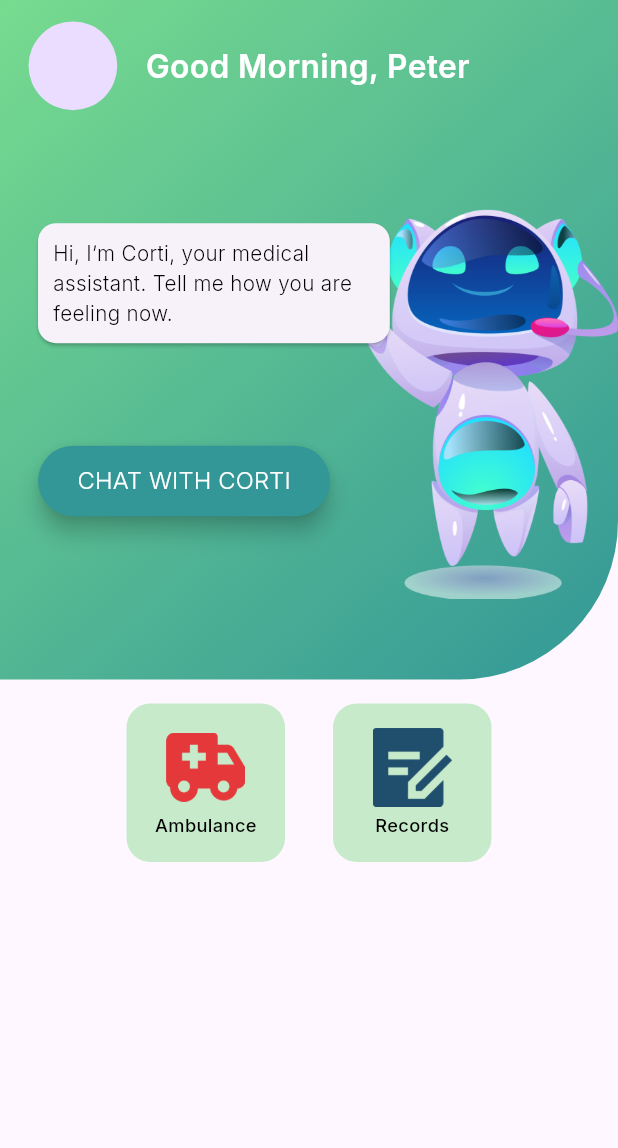
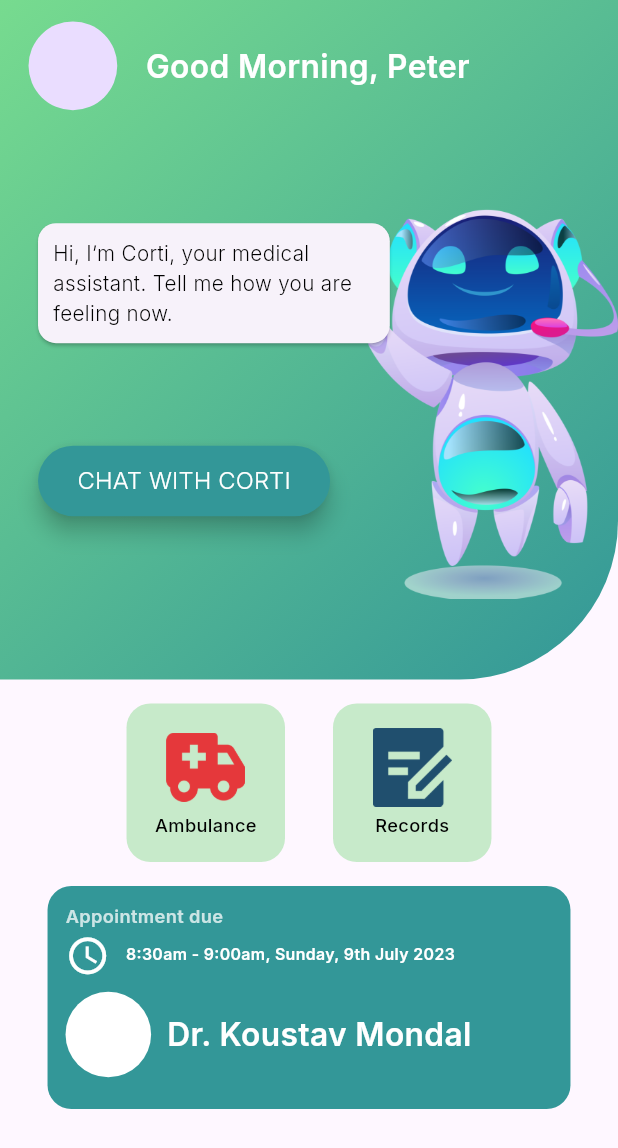
Before and after one commit to TheNestDevs/H4B, a Flutter app: the screen it shows after launch, on a phone screen of 412 x 824 dp. Shown: the top 1148 px of the screen. Run offline on Flutter 3.47's test engine with Material 2 defaults, Android fonts, the light colour scheme and no system bars; our stand-ins replace flutter_riverpod, flutter_screenutil, go_router, google_fonts.

Commit message:
Implemented current appointment tab UI

```diff
--- a/apps/mobile/lib/src/feature/dashboard/presentation/dashboard_screen.dart
+++ b/apps/mobile/lib/src/feature/dashboard/presentation/dashboard_screen.dart
@@ -1,5 +1,8 @@
 import 'package:flutter/material.dart';
 import 'package:flutter_riverpod/flutter_riverpod.dart';
+import 'package:flutter_screenutil/flutter_screenutil.dart';
+import 'package:google_fonts/google_fonts.dart';
+import 'package:mobile/src/app/theme/theme.dart';
 
 import 'widgets/dashboard_header.dart';
 import 'widgets/dashboard_tile.dart';
@@ -9,11 +12,11 @@ class DashboardScreen extends ConsumerWidget {
 
   @override
   Widget build(BuildContext context, WidgetRef ref) {
-    return const Scaffold(
+    return Scaffold(
       body: Column(
         children: [
-          DashboardHeader(),
-          Center(
+          const DashboardHeader(),
+          const Center(
             child: Row(
               mainAxisAlignment: MainAxisAlignment.center,
               children: [
@@ -28,6 +31,63 @@ class DashboardScreen extends ConsumerWidget {
               ],
             ),
           ),
+          Center(
+            child: Container(
+              height: 125.h,
+              width: 330.w,
+              decoration: BoxDecoration(
+                color: AppTheme.kTealAccentColor,
+                borderRadius: BorderRadius.circular(15.r),
+              ),
+              child: Padding(
+                padding: const EdgeInsets.all(12.0),
+                child: Column(
+                  crossAxisAlignment: CrossAxisAlignment.start,
+                  children: [
+                    Text(
+                      'Appointment due',
+                      style: GoogleFonts.inter(
+                        fontSize: 11.5.sp,
+                        fontWeight: FontWeight.w600,
+                        color: Colors.white.withOpacity(0.75),
+                      ),
+                    ),
+                    2.verticalSpace,
+                    Row(
+                      children: [
+                        Icon(
+                          Icons.schedule,
+                          color: Colors.white,
+                          size: 28.w,
+                        ),
+                        10.horizontalSpace,
+                        Text(
+                          '8:30am - 9:00am, Sunday, 9th July 2023',
+                          style: GoogleFonts.inter(
+                            fontSize: 10.sp,
+                            fontWeight: FontWeight.w600,
+                            color: Colors.white,
+                          ),
+                        ),
+                        15.verticalSpace,
+                      ],
+                    ),
+                    8.verticalSpace,
+                    Row(
+                      children: [
+                        CircleAvatar(
+                          radius: 27.r,
+                          backgroundColor: Colors.white,
+                        ),
+                        10.horizontalSpace,
+                        const Text('Dr. Koustav Mondal')
+                      ],
+                    ),
+                  ],
+                ),
+              ),
+            ),
+          ),
         ],
       ),
     );
```
